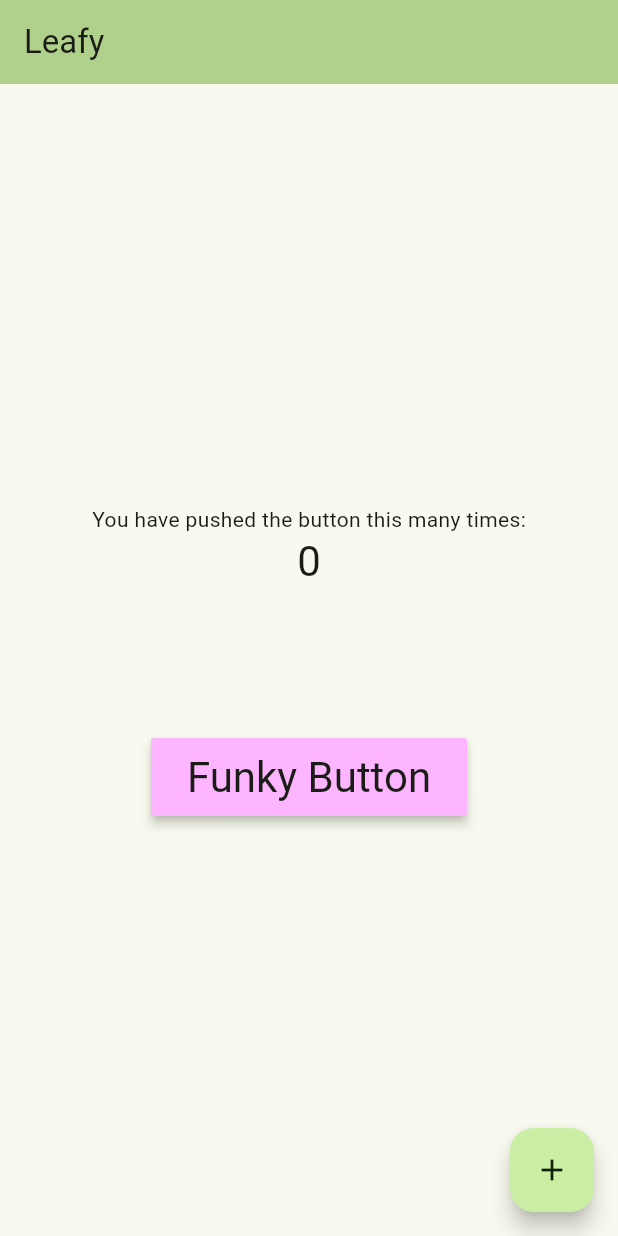
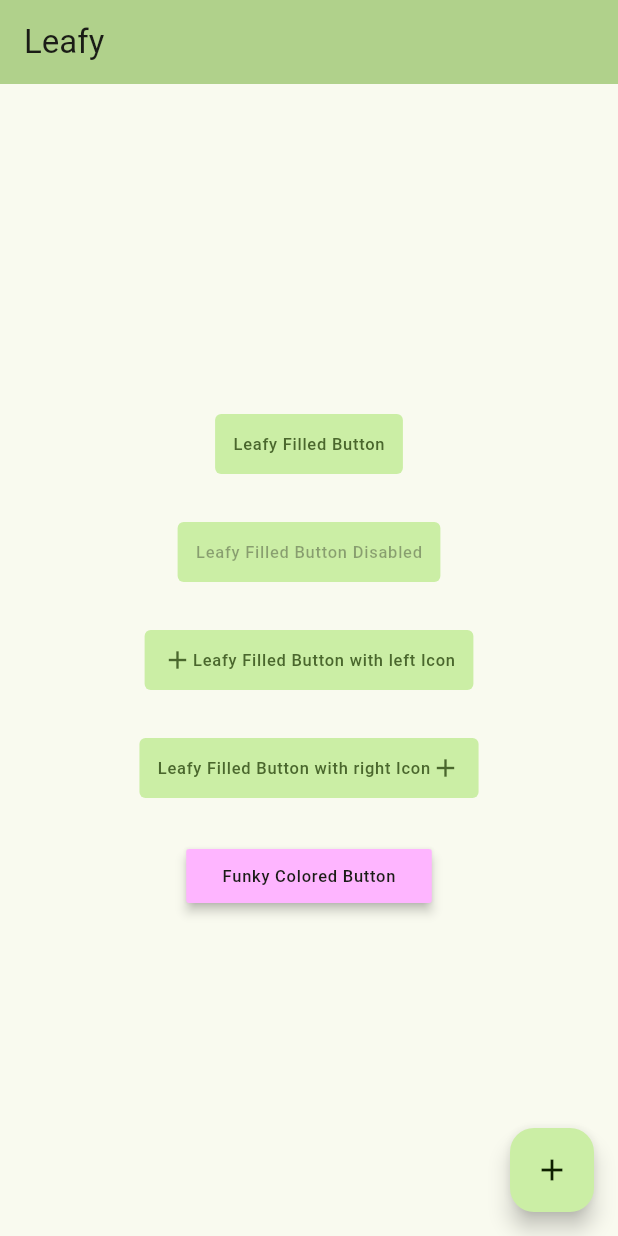
Before and after one commit to AliAkberAakash/leafy, a Flutter app: the screen it shows after launch, on a phone screen of 412 x 824 dp. Run offline on Flutter 3.47's test engine with Material 3 defaults, Android fonts, the phone set to English and light mode, and no system bars.

Commit message:
add: filled button component

```diff
--- /dev/null
+++ b/lib/components/buttons/filled_button/lf_filled_button.dart
@@ -0,0 +1,64 @@
+import 'package:flutter/material.dart';
+import 'package:leafy/styles/util/extensions.dart';
+
+class LfFilledButton extends StatelessWidget {
+  final String buttonText;
+  final void Function()? onPressed;
+  final IconData? leftIcon;
+  final IconData? rightIcon;
+
+  const LfFilledButton({
+    super.key,
+    required this.buttonText,
+    this.onPressed,
+    this.leftIcon,
+    this.rightIcon,
+  }) : assert(
+          !(leftIcon != null && rightIcon != null),
+          "You can not add both leftIcon and rightIcon property at the same time",
+        );
+
+  @override
+  Widget build(BuildContext context) {
+    final theme = Theme.of(context);
+    final lfExtensions = context.themeExtension;
+
+    return TextButton(
+      style: ButtonStyle(
+        shape: WidgetStatePropertyAll(
+          RoundedRectangleBorder(
+            borderRadius: BorderRadius.circular(
+              lfExtensions.borderRadiusTokens.lfBorderRadiusSmall,
+            ),
+          ),
+        ),
+        elevation: WidgetStatePropertyAll(
+            lfExtensions.elevationTokens.lfSysElevationLvl0),
+        backgroundColor:
+            WidgetStatePropertyAll(theme.colorScheme.primaryContainer),
+        textStyle: WidgetStatePropertyAll(
+          theme.textTheme.labelSmall,
+        ),
+      ),
+      onPressed: onPressed,
+      child: Row(
+        mainAxisSize: MainAxisSize.min,
+        children: [
+          if (leftIcon != null)
+            Icon(
+              leftIcon,
+              size: lfExtensions.spacingTokens.lfSpacing20,
+            ),
+          Text(
+            buttonText,
+          ),
+          if (rightIcon != null)
+            Icon(
+              rightIcon,
+              size: lfExtensions.spacingTokens.lfSpacing20,
+            )
+        ],
+      ),
+    );
+  }
+}
--- a/lib/main.dart
+++ b/lib/main.dart
@@ -1,4 +1,5 @@
 import 'package:flutter/material.dart';
+import 'package:leafy/components/buttons/filled_button/lf_filled_button.dart';
 import 'package:leafy/styles/theme/theme.dart';
 import 'package:leafy/styles/util/extensions.dart';
 
@@ -9,11 +10,8 @@ void main() {
 class MyApp extends StatelessWidget {
   const MyApp({super.key});
 
-  // This widget is the root of your application.
   @override
   Widget build(BuildContext context) {
-    const theme = LeafyTheme(TextTheme());
-
     return MaterialApp(
       title: 'Leafy',
       theme: theme.light(),
@@ -33,13 +31,6 @@ class MyHomePage extends StatefulWidget {
 }
 
 class _MyHomePageState extends State<MyHomePage> {
-  int _counter = 0;
-
-  void _incrementCounter() {
-    setState(() {
-      _counter++;
-    });
-  }
 
   @override
   Widget build(BuildContext context) {
@@ -54,15 +45,40 @@ class _MyHomePageState extends State<MyHomePage> {
         child: Column(
           mainAxisAlignment: MainAxisAlignment.center,
           children: <Widget>[
-            const Text(
-              'You have pushed the button this many times:',
+            LfFilledButton(
+              buttonText: "Leafy Filled Button",
+              onPressed: () {
+
+              },
             ),
-            Text(
-              '$_counter',
-              style: Theme.of(context).textTheme.headlineMedium,
+            SizedBox(
+              height: leafyColorExtension.spacingTokens.lfSpacing24,
             ),
-            const SizedBox(
-              height: 100,
+            const LfFilledButton(
+              buttonText: "Leafy Filled Button Disabled",
+            ),
+            SizedBox(
+              height: leafyColorExtension.spacingTokens.lfSpacing24,
+            ),
+            LfFilledButton(
+              leftIcon: Icons.add,
+              buttonText: "Leafy Filled Button with left Icon",
+              onPressed: () {
+
+              },
+            ),
+            SizedBox(
+              height: leafyColorExtension.spacingTokens.lfSpacing24,
+            ),
+            LfFilledButton(
+              rightIcon: Icons.add,
+              buttonText: "Leafy Filled Button with right Icon",
+              onPressed: () {
+
+              },
+            ),
+            SizedBox(
+              height: leafyColorExtension.spacingTokens.lfSpacing24,
             ),
             MaterialButton(
               elevation: leafyColorExtension.elevationTokens.lfSysElevationLvl2,
@@ -72,8 +88,8 @@ class _MyHomePageState extends State<MyHomePage> {
                 padding: EdgeInsets.all(
                     leafyColorExtension.spacingTokens.lfSpacing8),
                 child: Text(
-                  "Funky Button",
-                  style: Theme.of(context).textTheme.headlineMedium,
+                  "Funky Colored Button",
+                  style: Theme.of(context).textTheme.labelSmall,
                 ),
               ),
               onPressed: () {},
@@ -82,8 +98,8 @@ class _MyHomePageState extends State<MyHomePage> {
         ),
       ),
       floatingActionButton: FloatingActionButton(
-        onPressed: _incrementCounter,
         tooltip: 'Increment',
+        onPressed: () {  },
         child: const Icon(Icons.add),
       ),
     );
--- a/lib/styles/theme/theme.dart
+++ b/lib/styles/theme/theme.dart
@@ -308,3 +308,5 @@ extension MaterialSchemeUtils on MaterialScheme {
     );
   }
 }
+
+const theme = LeafyTheme(TextTheme());
```
